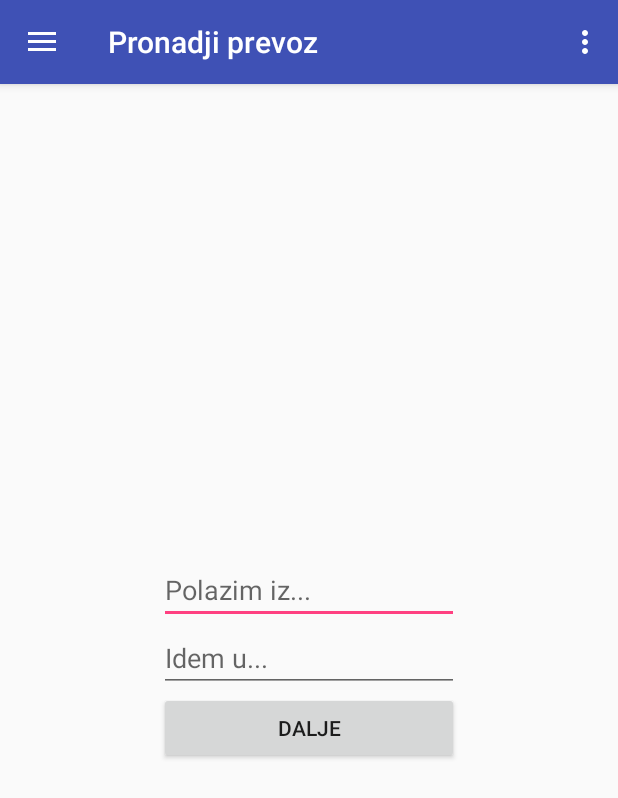
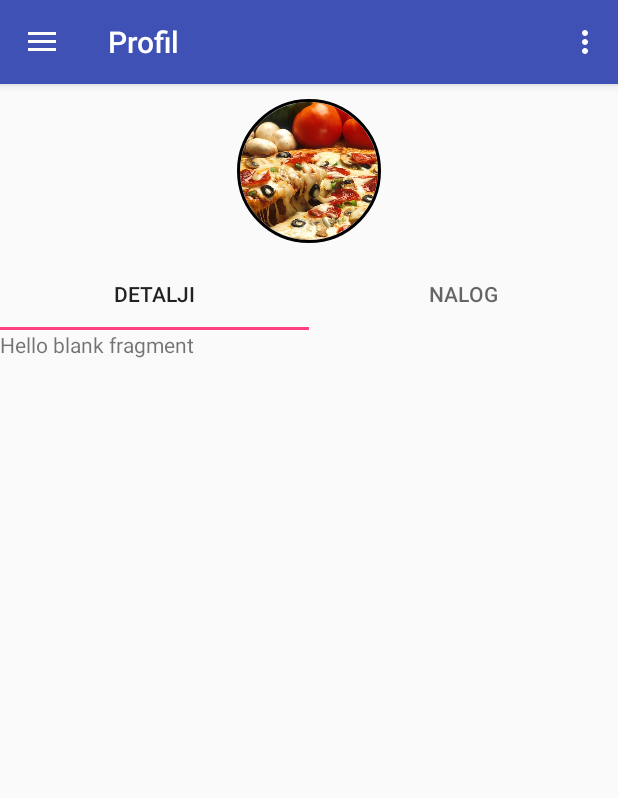
Before and after one commit to dachaKG/Stoper, an Android app: the screen it shows after launch (NavigationActivity), in the side drawer, after a tap on "Send", on a phone screen of 412 x 824 dp. Shown: the top 798 px of the screen. Run offline under Robolectric (Android 15) with nearby library versions, the phone set to English and light mode, and no system bars; our stand-ins replace CircleImageView.

Commit message:
Zapoceta Implementacija profila, dodati novi fragmenit i tabovi unutrat jednog

```diff
--- a/Stoper/app/build.gradle
+++ b/Stoper/app/build.gradle
@@ -31,4 +31,5 @@ dependencies {
     androidTestImplementation 'com.android.support.test:runner:1.0.1'
     androidTestImplementation 'com.android.support.test.espresso:espresso-core:3.0.1'
     implementation 'com.google.android.gms:play-services:11.0.4'
+    implementation 'de.hdodenhof:circleimageview:2.2.0'
 }
--- /dev/null
+++ b/Stoper/app/src/main/res/drawable/ic_account_circle.xml
@@ -0,0 +1,24 @@
+<!--
+Copyright (C) 2014 The Android Open Source Project
+
+   Licensed under the Apache License, Version 2.0 (the "License");
+    you may not use this file except in compliance with the License.
+    You may obtain a copy of the License at
+
+         http://www.apache.org/licenses/LICENSE-2.0
+
+    Unless required by applicable law or agreed to in writing, software
+    distributed under the License is distributed on an "AS IS" BASIS,
+    WITHOUT WARRANTIES OR CONDITIONS OF ANY KIND, either express or implied.
+    See the License for the specific language governing permissions and
+    limitations under the License.
+-->
+<vector xmlns:android="http://schemas.android.com/apk/res/android"
+        android:width="48.0dp"
+        android:height="48.0dp"
+        android:viewportWidth="48.0"
+        android:viewportHeight="48.0">
+    <path
+        android:pathData="M24,0C10.8,0 0,10.8 0,24s10.8,24 24,24s24,-10.8 24,-24S37.200001,0 24,0zM24,7.2c3.96,0 7.2,3.24 7.2,7.2s-3.24,7.2 -7.2,7.2s-7.2,-3.24 -7.2,-7.2S20.040001,7.2 24,7.2zM24,41.279999c-6,0 -11.28,-3.12 -14.4,-7.68c0.12,-4.8 9.6,-7.44 14.4,-7.44s14.28,2.64 14.4,7.44C35.279999,38.16 30,41.279999 24,41.279999z"
+        android:fillColor="#FFFFFFFF"/>
+</vector>
--- /dev/null
+++ b/Stoper/app/src/main/res/layout/fragment_profile.xml
@@ -0,0 +1,32 @@
+<?xml version="1.0" encoding="utf-8"?>
+<LinearLayout
+    xmlns:android="http://schemas.android.com/apk/res/android"
+    xmlns:app="http://schemas.android.com/apk/res-auto"
+    xmlns:tools="http://schemas.android.com/tools"
+    android:layout_width="match_parent"
+    android:layout_height="match_parent"
+    android:orientation="vertical"
+    tools:context="stoper.stoper.fragments.ProfileFragment">
+
+    <de.hdodenhof.circleimageview.CircleImageView
+        xmlns:app="http://schemas.android.com/apk/res-auto"
+        android:id="@+id/profile_image"
+        android:layout_width="96dp"
+        android:layout_height="96dp"
+        android:src="@drawable/diavolo"
+        app:civ_border_width="2dp"
+        android:layout_marginTop="10dp"
+        android:layout_marginBottom="10dp"
+        app:civ_border_color="#FF000000"
+        android:layout_gravity="center_horizontal"/>
+    <android.support.design.widget.TabLayout
+            android:id="@+id/tabs"
+            android:layout_width="match_parent"
+            android:layout_height="wrap_content" />
+
+    <android.support.v4.view.ViewPager
+        android:id="@+id/pager"
+        android:layout_width="match_parent"
+        android:layout_height="match_parent"
+        app:layout_behavior="@string/appbar_scrolling_view_behavior" />
+</LinearLayout>
--- /dev/null
+++ b/Stoper/app/src/main/res/layout/fragment_profile_details.xml
@@ -0,0 +1,14 @@
+<?xml version="1.0" encoding="utf-8"?>
+<FrameLayout xmlns:android="http://schemas.android.com/apk/res/android"
+    xmlns:tools="http://schemas.android.com/tools"
+    android:layout_width="match_parent"
+    android:layout_height="match_parent"
+    tools:context=".fragments.ProfileDetailsFragment">
+
+    <!-- TODO: Update blank fragment layout -->
+    <TextView
+        android:layout_width="match_parent"
+        android:layout_height="match_parent"
+        android:text="@string/hello_blank_fragment" />
+
+</FrameLayout>
--- a/Stoper/app/src/main/res/menu/activity_navigation_drawer.xml
+++ b/Stoper/app/src/main/res/menu/activity_navigation_drawer.xml
@@ -17,9 +17,9 @@
             android:icon="@drawable/ic_menu_slideshow"
             android:title="@string/offer" />
         <item
-            android:id="@+id/nav_manage"
-            android:icon="@drawable/ic_menu_manage"
-            android:title="Tools" />
+            android:id="@+id/nav_profile"
+            android:icon="@drawable/ic_account_circle"
+            android:title="@string/menu_profile_title" />
     </group>
 
     <item android:title="Communicate">
--- a/Stoper/app/src/main/res/menu/drawer.xml
+++ b/Stoper/app/src/main/res/menu/drawer.xml
@@ -15,7 +15,7 @@
             android:title="@string/offer_ride" />
         <item
             android:id="@+id/navigation_item_offer_profile"
-            android:title="@string/profile" />
+            android:title="@string/menu_profile_title" />
 
     </group>
 
--- a/Stoper/app/src/main/res/values/strings.xml
+++ b/Stoper/app/src/main/res/values/strings.xml
@@ -8,7 +8,7 @@
     <string name="offer">Ponudi</string>
     <string name="rides">Voznje</string>
     <string name="search">Pretrazi</string>
-    <string name="profile">Profil</string>
+    <string name="menu_profile_title">Profil</string>
 
     <string name="start_destination">Polazim iz...</string>
     <string name="end_destination">Idem u...</string>
@@ -47,4 +47,16 @@
     <string name="nav_header_desc">Navigation header</string>
 
     <string name="google_maps_key">AIzaSyDT9LFTvIEcj1GhGxjZkp8_CO2gFjkyBPY</string>
+
+
+    <!--APP BAR TITLE-->
+    <string name="app_bar_home">Početna</string>
+    <string name="app_bar_offer">Ponuda vožnje</string>
+    <string name="app_bar_demand">Pretraga vožnje</string>
+    <string name="app_bar_profile">Profil</string>
+
+    <!--PROFILE TABS-->
+    <string name="profile_details_tab">Detalji</string>
+    <string name="profile_account_tab">Nalog</string>
+
 </resources>
```
Also changed, not shown: Stoper/app/src/main/java/stoper/stoper/activities/NavigationActivity.java (+29 -17 lines), Stoper/app/src/main/java/stoper/stoper/fragments/ProfileAccountFragment.java (added, +30 -0 lines), Stoper/app/src/main/java/stoper/stoper/fragments/ProfileDetailsFragment.java (added, +30 -0 lines), Stoper/app/src/main/java/stoper/stoper/fragments/ProfileFragment.java (added, +73 -0 lines), Stoper/app/src/main/res/layout/fragment_profile_account.xml (added, +14 -0 lines), Stoper/app/src/main/res/drawable-hdpi/diavolo.jpg (added), 2 other files.
